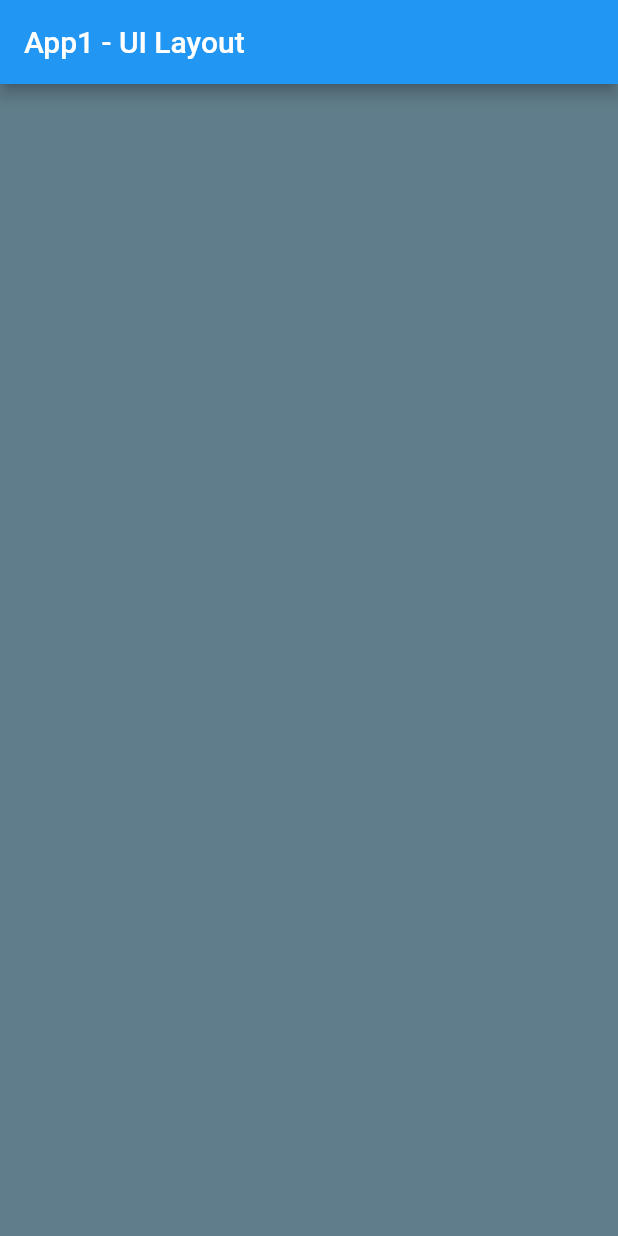
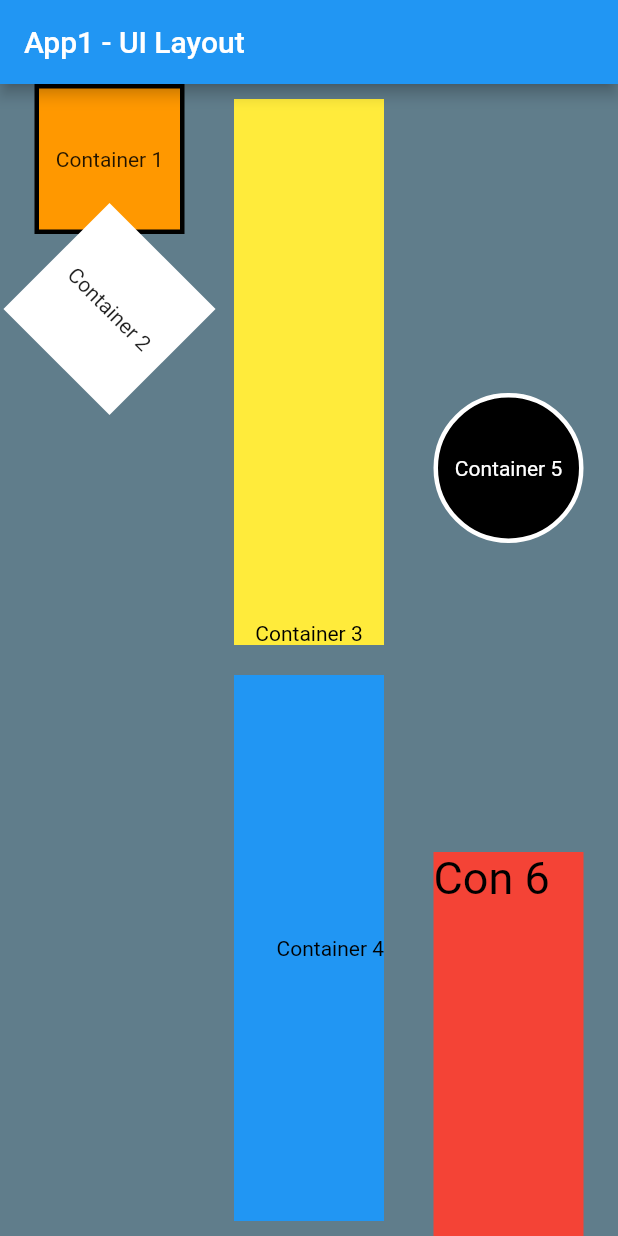
Before and after one commit to KierinC/DMIT2504-assignments, a Flutter app: the screen it shows after launch, on a phone screen of 412 x 824 dp. Run offline on Flutter 3.47's test engine with Material 2 defaults, Android fonts, the phone set to English and light mode, and no system bars.

Commit message:
assignment 1 done

```diff
--- a/assignment_1/lib/main.dart
+++ b/assignment_1/lib/main.dart
@@ -1,4 +1,6 @@
 // ignore_for_file: use_key_in_widget_constructors, todo
+
+import 'dart:math';
 
 import 'package:flutter/material.dart';
 
@@ -25,12 +27,154 @@ class MyApp extends StatelessWidget {
           title: const Text("App1 - UI Layout"),
           backgroundColor: Colors.blue,
         ),
-        body: const Row(
+        body: Row(
           mainAxisAlignment: MainAxisAlignment.spaceEvenly,
           mainAxisSize: MainAxisSize.max,
           children: <Widget>[
             //TODO: Put your code here to complete this app.
+            Column(
+              children: [
+                Expanded(
+                  flex: 0,
+                  child: Container(
+                    alignment: Alignment.center,
+                    height: 100.0,
+                    width: 100.0,
+                    decoration: BoxDecoration(
+                      shape: BoxShape.rectangle,
+                      color: Colors.orange,
+                      border: Border.all(
+                        color: Colors.black,
+                        width: 3.0
+                      ),
+                    ),
+                    child: Text(
+                      'Container 1',
+                    ),
+                  ),
+                ),
+                Expanded(
+                  flex: 0,
+                  child: Padding(
+                    padding: EdgeInsets.only(
+                      left: 10,
+                      right: 10,
+                    ),
 
+                    child: Transform.rotate(
+                      angle: pi/4,
+                      child: Container(
+                        alignment: Alignment.center,
+                        height: 100.0,
+                        width: 100.0,
+                        decoration: BoxDecoration(
+                          shape: BoxShape.rectangle,
+                          color: Colors.white,
+                        ),
+                        child: Text(
+                          'Container 2'
+                        ),
+                      ),
+                    ),
+                  ),
+                ),
+              ],
+            ),
+            Column(
+              children: [
+                Expanded(
+                  flex: 1,
+                  child: Padding(
+                    padding: const EdgeInsets.all(10.0),
+                    child: Container(
+                      alignment: Alignment.bottomCenter,
+                      height: 100.0,
+                      width: 100.0,
+                      decoration: const BoxDecoration(
+                        shape: BoxShape.rectangle,
+                        color: Colors.yellow,
+                      ),
+                      child: Text(
+                        'Container 3',
+                        style: TextStyle(
+                          color: Colors.black,
+                          fontSize: 14.0,
+                        ),
+                      ),
+                    ),
+                  ),
+                ),
+                Expanded(
+                  flex: 1,
+                  child: Padding(
+                    padding: const EdgeInsets.all(10),
+                    child: Container(
+                      alignment: Alignment.centerRight,
+                      height: 100.0,
+                      width: 100.0,
+                      decoration: const BoxDecoration(
+                        shape: BoxShape.rectangle,
+                        color: Colors.blue,
+                      ),
+                      child: Text(
+                        'Container 4',
+                        style: TextStyle(
+                          color: Colors.black,
+                          fontSize: 14.0,
+                        ),
+                      ),
+                    ),
+                  ),
+                ),
+              ],
+            ),
+            Column(
+              children: [
+                Expanded(
+                  flex: 2,
+                  child: Padding(
+                    padding: const EdgeInsets.all(10.0),
+                    child: Container(
+                      alignment: Alignment.center,
+                      height: 100.0,
+                      width: 100.0,
+                      decoration: BoxDecoration(
+                        shape: BoxShape.circle,
+                        color: Colors.black,
+                        border: Border.all(
+                          color: Colors.white,
+                          width: 3.0,),
+                      ),
+                      child: Text(
+                        'Container 5',
+                        style: TextStyle(
+                          color: Colors.white,
+                          fontSize: 14.0,
+                        ),
+                      ),
+                    ),
+                  ),
+                ),
+                Expanded(
+                  child: Container(
+                    alignment: Alignment.topLeft,
+                    height: 100.0,
+                    width: 100.0,
+                    decoration: BoxDecoration(
+                      shape: BoxShape.rectangle,
+                      color: Colors.red,
+                    ),
+                    child: Text(
+                      'Con 6',
+                      style: TextStyle(
+                        color: Colors.black,
+                        fontSize: 30.0,
+                      ),
+                    ),
+                  ),
+                  ),
+              ],
+            )
           ],
         ),
       ),
```
